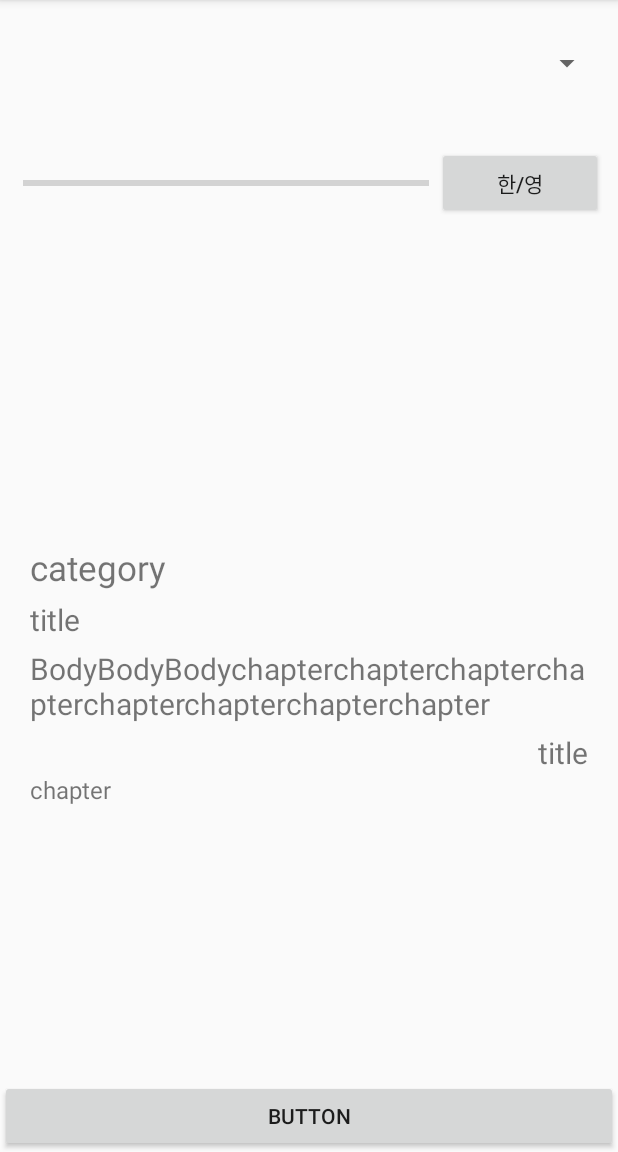
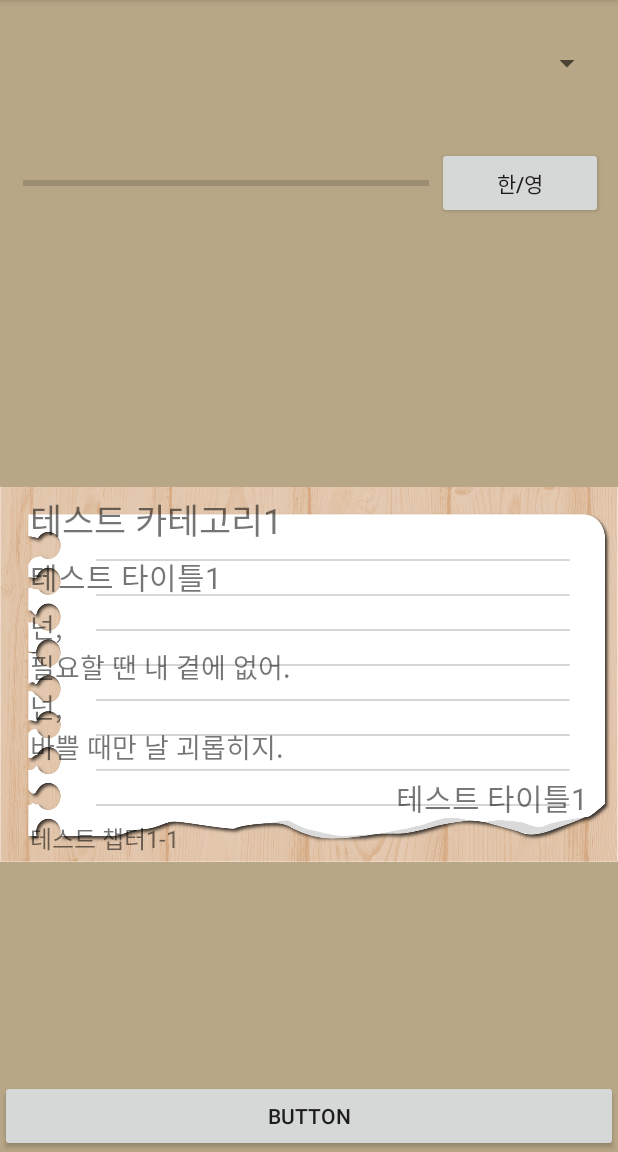
Before and after one commit to bychoi00/project1, an Android app: the screen it shows after launch (MainActivity), on a phone screen of 412 x 824 dp, the part 84-1236 px from its top. Run offline under Robolectric (Android 15) with nearby library versions, the phone set to English and light mode, and no system bars.

Commit message:
no message

```diff
--- a/bible_test/app/src/main/java/com/example/media_choi/bible_test/DBHelper.java
+++ b/bible_test/app/src/main/java/com/example/media_choi/bible_test/DBHelper.java
@@ -3,11 +3,13 @@ package com.example.media_choi.bible_test;
 import android.content.ContentValues;
 import android.content.Context;
 import android.content.res.Resources;
+import android.database.Cursor;
 import android.database.sqlite.SQLiteDatabase;
 import android.database.sqlite.SQLiteOpenHelper;
 import android.util.Log;
 
 import org.json.JSONArray;
+import org.json.JSONException;
 import org.json.JSONObject;
 
 import java.io.IOException;
@@ -30,10 +32,9 @@ public class DBHelper extends SQLiteOpenHelper {
     private static final String COL_BODY_ENG = "BODY_ENG";
     private static final String COL_TITLE = "TITLE";
     private Resources mResources;
-    private DBHelper mDbHelper;
     private SQLiteDatabase db;
     ArrayList<DataModel> data;
-    public static final String CREATE_QUERY = "CREATE TABLE " + TABLE_NAME + " (" +
+    private static final String CREATE_QUERY = "CREATE TABLE " + TABLE_NAME + " (" +
             COL_ID + " TEXT, " +
             COL_CHAPTER + " TEXT, " +
             COL_CATEGORY + " TEXT, " +
@@ -41,28 +42,42 @@ public class DBHelper extends SQLiteOpenHelper {
             COL_BODY_KOR + " TEXT, " +
             COL_BODY_ENG + " TEXT "+ ")";
 
+    private static final String DELETE_QUERY = "DROP TABLE IF EXISTS " + TABLE_NAME;
+
 
 
     public DBHelper(Context context) {
         super(context, DB_NAME, null, DB_VERSION);
+
         mResources = context.getResources();
+
+        db=this.getWritableDatabase();
     }
 
     @Override
     public void onCreate(SQLiteDatabase db) {
         db.execSQL(CREATE_QUERY);
         Log.d("Database operations", "Table Created...");
-        DataLoad();
+
+        try{
+            JsonToDB(db);
+        }catch (IOException e){
+            e.printStackTrace();
+        }catch (JSONException e){
+            e.printStackTrace();
+        }
+
+
     }
 
     @Override
     public void onUpgrade(SQLiteDatabase db, int oldVersion, int newVersion) {
-        db.execSQL("DROP TABLE IF EXISTS " + TABLE_NAME);
+        db.execSQL(DELETE_QUERY);
+        Log.d("Database operations", "Database updated...");
         onCreate(db);
-        Log.d("Database operations", "Database updated...");
     }
 
-    public void DataLoad() {
+    public void JsonToDB(SQLiteDatabase db) throws IOException, JSONException {
 
         //json데이터 로드
         String json = null;
@@ -105,8 +120,6 @@ public class DBHelper extends SQLiteOpenHelper {
                 body_eng = jsonObject.getString(DB_BODY_ENG);
 
                 //insert DB
-                //mDbHelper.insertBible(id,chapter,category,title,body_kor,body_eng);
-                db = this.getWritableDatabase();
                 ContentValues values = new ContentValues();
                 values.put(COL_ID, id);
                 values.put(COL_CHAPTER, chapter);
@@ -117,12 +130,35 @@ public class DBHelper extends SQLiteOpenHelper {
 
                 db.insert(TABLE_NAME, null, values);
                 Log.d("Database operations", "One row inserted...");
-                db.close();
-
             }
 
         } catch (Exception e) {
             e.printStackTrace();
         }
     }
+
+    public ArrayList<DataModel> getAllData(){
+
+        ArrayList<DataModel> bibles = new ArrayList<>();
+        db = this.getReadableDatabase();
+
+        //Query 문
+        String select_all = "Select * from " + TABLE_NAME;
+        Cursor cursor = db.rawQuery(select_all,null);
+
+        while(cursor.moveToNext()){
+
+            String id = cursor.getString(cursor.getColumnIndex(COL_ID));
+            String chapter = cursor.getString(cursor.getColumnIndex(COL_CHAPTER));
+            String category = cursor.getString(cursor.getColumnIndex(COL_CATEGORY));
+            String title = cursor.getString(cursor.getColumnIndex(COL_TITLE));
+            String body_kor = cursor.getString(cursor.getColumnIndex(COL_BODY_KOR));
+            String body_eng = cursor.getString(cursor.getColumnIndex(COL_BODY_ENG));
+
+            DataModel dataModel = new DataModel(id,chapter,category,title,body_kor,body_eng);
+            bibles.add(dataModel);
+        }
+
+        return bibles;
+    }
 }
--- a/bible_test/app/src/main/java/com/example/media_choi/bible_test/DataModel.java
+++ b/bible_test/app/src/main/java/com/example/media_choi/bible_test/DataModel.java
@@ -71,6 +71,20 @@ public class DataModel {
         return arrayList;
     }
 
+    public DataModel(String id, String chapter, String category, String title, String body_kor, String body_eng) {
+        this.id = id;
+        this.chapter = chapter;
+        this.category = category;
+        this.title = title;
+        this.body_kor = body_kor;
+        this.body_eng = body_eng;
+    }
+
+    public DataModel()
+    {
+
+    }
+
     String id;
     String chapter;
     String category;
--- a/bible_test/app/src/main/java/com/example/media_choi/bible_test/MainActivity.java
+++ b/bible_test/app/src/main/java/com/example/media_choi/bible_test/MainActivity.java
@@ -10,6 +10,8 @@ import android.widget.LinearLayout;
 import android.widget.TextView;
 import android.widget.Toast;
 
+import java.util.ArrayList;
+
 public class MainActivity extends AppCompatActivity {
 
     Button buttonCheck;
@@ -19,10 +21,9 @@ public class MainActivity extends AppCompatActivity {
     TextView textUnderTitle;
     TextView textChapter;
     LinearLayout myLayout;
-    String body;
-    DataModel jsonData;
-    String id;
     DBHelper mDbHelper;
+    ArrayList<DataModel> bibles = new ArrayList<>();
+    int count=1;
 
 
     @Override
@@ -39,10 +40,16 @@ public class MainActivity extends AppCompatActivity {
         buttonCheck = (Button) findViewById(R.id.buttonCheck);
         myLayout = (LinearLayout) findViewById(R.id.mylayout);
 
-
         //json Data Load , id를 로컬DB를 통해 저장시켜뒀다가 종료시점 이후 불러오기***************************************
         mDbHelper = new DBHelper(this);
-        mDbHelper.DataLoad();
+        bibles = mDbHelper.getAllData(); //db에서 모든 파일 꺼내오기
+
+        //초기화면 display , DB에 저장된 마지막 사용자화면 디스플레이
+        textCategory.setText(bibles.get(0).category);
+        textTitle.setText(bibles.get(0).title);
+        textBody.setText(bibles.get(0).body_kor);
+        textChapter.setText(bibles.get(0).chapter);
+        textUnderTitle.setText(bibles.get(0).title);
 
         //이벤트
         buttonCheck.setOnClickListener(new View.OnClickListener() {
@@ -56,12 +63,25 @@ public class MainActivity extends AppCompatActivity {
             public void onClick(View view) {
                 Toast.makeText(getApplicationContext(), "myLayout touch!", Toast.LENGTH_SHORT).show();
 
-                //json Data Load
-                textCategory.setText(jsonData.category);
-                textTitle.setText(jsonData.title);
-                textBody.setText(jsonData.body_kor);
-                textChapter.setText(jsonData.chapter);
-                textUnderTitle.setText(jsonData.title);
+                //layout 클릭 시 마다 텍스트 변경 디스플레이
+                if(count==bibles.size())
+                {
+                    textCategory.setText(bibles.get(0).category);
+                    textTitle.setText(bibles.get(0).title);
+                    textBody.setText(bibles.get(0).body_kor);
+                    textChapter.setText(bibles.get(0).chapter);
+                    textUnderTitle.setText(bibles.get(0).title);
+                    count=1;
+                }
+                else{
+                    textCategory.setText(bibles.get(count).category);
+                    textTitle.setText(bibles.get(count).title);
+                    textBody.setText(bibles.get(count).body_kor);
+                    textChapter.setText(bibles.get(count).chapter);
+                    textUnderTitle.setText(bibles.get(count).title);
+                    count++;
+                }
+
             }
         });
 
--- a/bible_test/app/src/main/res/layout/activity_main.xml
+++ b/bible_test/app/src/main/res/layout/activity_main.xml
@@ -5,7 +5,8 @@
     android:layout_width="match_parent"
     android:layout_height="match_parent"
     android:orientation="vertical"
-    tools:context="com.example.media_choi.bible_test.MainActivity">
+    tools:context="com.example.media_choi.bible_test.MainActivity"
+    android:background="#B8A787">
 
 
     <LinearLayout
@@ -52,12 +53,17 @@
         android:id="@+id/mylayout"
         android:layout_width="match_parent"
         android:layout_height="0dp"
-        android:layout_weight="6"
         android:gravity="center_vertical"
-        android:orientation="vertical"
+        android:layout_weight="6">
+
+        <LinearLayout
+            android:layout_width="wrap_content"
+            android:layout_height="250dp"
+            android:gravity="center_vertical"
             android:paddingLeft="20dp"
-        android:paddingRight="20dp">
-
+            android:paddingRight="20dp"
+            android:background="@drawable/background1"
+            android:orientation="vertical">
 
             <TextView
                 android:id="@+id/textCategory"
@@ -82,7 +88,7 @@
                 android:layout_height="wrap_content"
                 android:paddingTop="5dp"
                 android:text="BodyBodyBodychapterchapterchapterchapterchapterchapterchapterchapter"
-            android:textSize="20dp" />
+                android:textSize="18dp" />
 
             <TextView
                 android:id="@+id/textUnderTitle"
@@ -103,6 +109,8 @@
 
         </LinearLayout>
 
+    </LinearLayout>
+
     <Button
         android:id="@+id/buttonCheck"
         android:layout_width="match_parent"
```
Also changed, not shown: bible_test/app/src/main/res/drawable/background1.jpg (added), bible_test/app/src/main/res/drawable/background2.jpg (added). Lines whose indentation alone changed are shown as unchanged.
